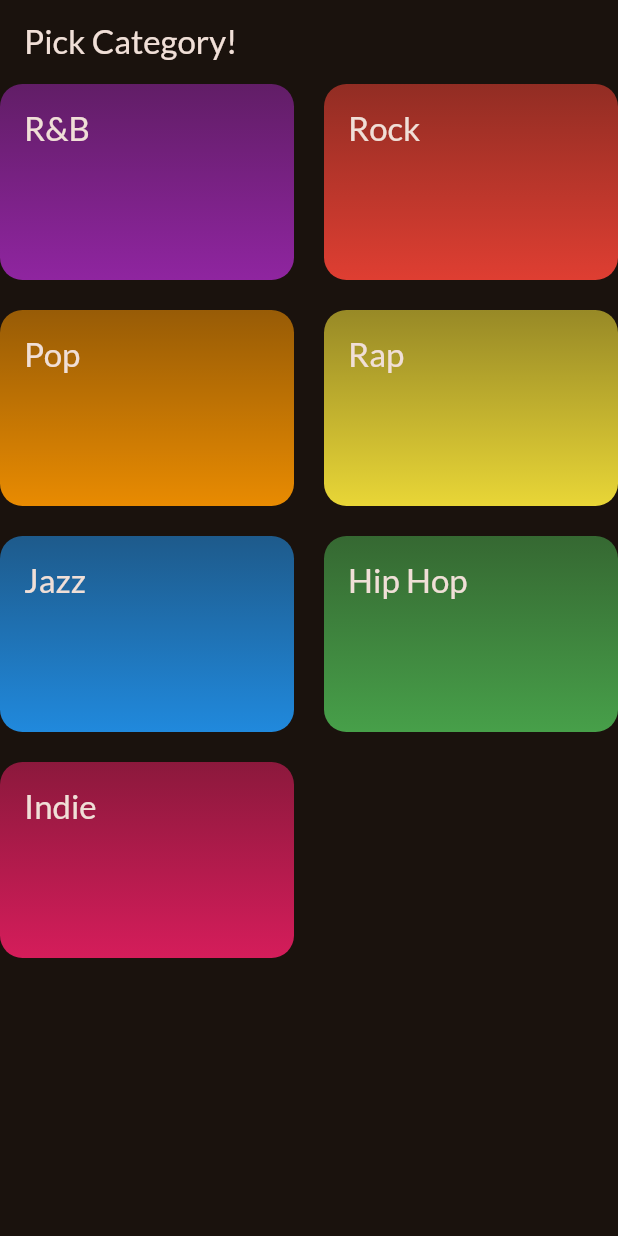
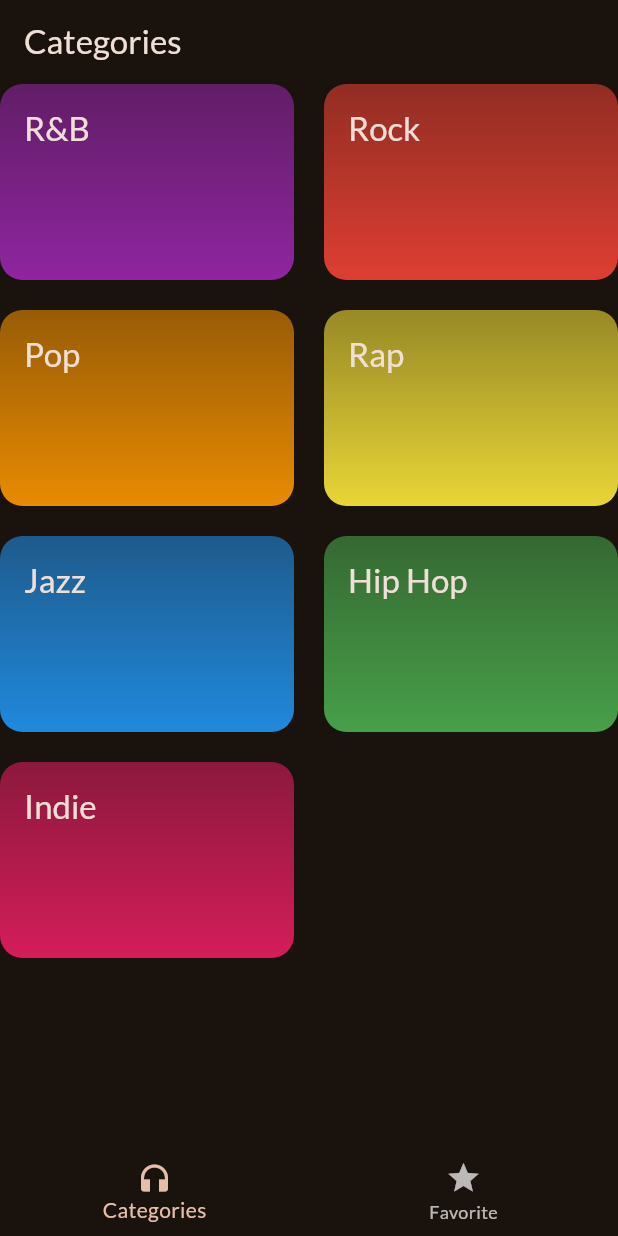
Before and after one commit to heatherbrain/Flutter-Music-App, a Flutter app: the screen it shows after launch, on a phone screen of 412 x 824 dp. Run offline on Flutter 3.47's test engine with Material 3 defaults, Android fonts, the phone set to English and light mode, and no system bars; our stand-ins replace google_fonts, transparent_image.

Commit message:
new tabs

```diff
--- a/lib/main.dart
+++ b/lib/main.dart
@@ -1,7 +1,7 @@
 import 'package:flutter/material.dart';
 
 import 'package:google_fonts/google_fonts.dart';
-import 'package:meals_app/screens/categories_screen.dart';
+import 'package:meals_app/screens/tabs_screen.dart';
 
 final theme = ThemeData(
   useMaterial3: true,
@@ -23,7 +23,7 @@ class App extends StatelessWidget {
   Widget build(BuildContext context) {
     return MaterialApp(
       theme: theme,
-      home:const CategoriesScreen(),
+      home:const TabsScreen(),
     );
   }
 }
--- a/lib/screens/categories_screen.dart
+++ b/lib/screens/categories_screen.dart
@@ -1,11 +1,14 @@
 import 'package:flutter/material.dart';
 import 'package:meals_app/data/dummy_data.dart';
 import 'package:meals_app/models/category.dart';
+import 'package:meals_app/models/music.dart';
 import 'package:meals_app/screens/music_screen.dart';
 import 'package:meals_app/widgets/category_grid_item.dart';
 
 class CategoriesScreen extends StatelessWidget {
-  const CategoriesScreen({super.key});
+  const CategoriesScreen({super.key,required this.onToggleFavorite});
+
+    final void Function(Music music) onToggleFavorite;
 
   void _selectCategory(BuildContext context, Category category) {
     final  filteredMusics = dummyMusic.where((music) => music.categories.contains(category.id)).toList();
@@ -15,6 +18,7 @@ class CategoriesScreen extends StatelessWidget {
         builder: (ctx) => MusicScreen(
           title: category.title,
           musicScreen: filteredMusics,
+          onToggleFavorite: onToggleFavorite,
         ),
       ),
     );
@@ -22,11 +26,7 @@ class CategoriesScreen extends StatelessWidget {
 
   @override
   Widget build(BuildContext context) {
-    return Scaffold(
-      appBar: AppBar(
-        title: Text('Pick Category!'),
-      ),
-      body: GridView(
+    return GridView(
         gridDelegate: const SliverGridDelegateWithFixedCrossAxisCount(
           crossAxisCount: 2,
           childAspectRatio: 3 / 2,
@@ -42,7 +42,6 @@ class CategoriesScreen extends StatelessWidget {
               },
             )
         ],
-      ),
     );
   }
 }
--- /dev/null
+++ b/lib/screens/tabs_screen.dart
@@ -0,0 +1,61 @@
+import 'package:flutter/material.dart';
+import 'package:meals_app/models/music.dart';
+import 'package:meals_app/screens/categories_screen.dart';
+import 'package:meals_app/screens/music_screen.dart';
+
+class TabsScreen extends StatefulWidget {
+ const TabsScreen({super.key});
+
+  @override
+  State<StatefulWidget> createState() {
+    return _TabsScreenState();
+  }
+}
+
+class _TabsScreenState extends State<TabsScreen> {
+  int _selectPageIndex = 0;
+  final List<Music> _favoriteMusics = [];
+
+  void _toggleMusicFavoriteStatus(Music music) {
+    final isExisting = _favoriteMusics.contains(music);
+
+    if (isExisting == true) {
+      _favoriteMusics.remove(music);
+    } else {
+      _favoriteMusics.add(music);
+    }
+  }
+
+  void _selectPage(int index) {
+    setState(() {
+      _selectPageIndex = index;
+    });
+  }
+
+
+  @override
+  Widget build(BuildContext context) {
+    Widget activePage = CategoriesScreen(onToggleFavorite: _toggleMusicFavoriteStatus,);
+    var activePageTitle = 'Categories';
+
+    if (_selectPageIndex == 1) {
+      activePage = MusicScreen(musicScreen: [], onToggleFavorite: _toggleMusicFavoriteStatus,);
+      activePageTitle = 'Your Favorites';
+    }
+
+    return Scaffold(
+      appBar: AppBar(
+        title: Text(activePageTitle),
+      ),
+      body: activePage,
+      bottomNavigationBar: BottomNavigationBar(
+        onTap: _selectPage,
+        currentIndex: _selectPageIndex,
+        items: const [
+          BottomNavigationBarItem(icon: Icon(Icons.headphones), label: 'Categories'),
+          BottomNavigationBarItem(icon: Icon(Icons.star), label: 'Favorite'),
+        ],
+      ),
+    );
+  }
+}
```
Also changed, not shown: lib/screens/music_lyrics.dart (+9 -2 lines), lib/screens/music_screen.dart (+17 -5 lines).
